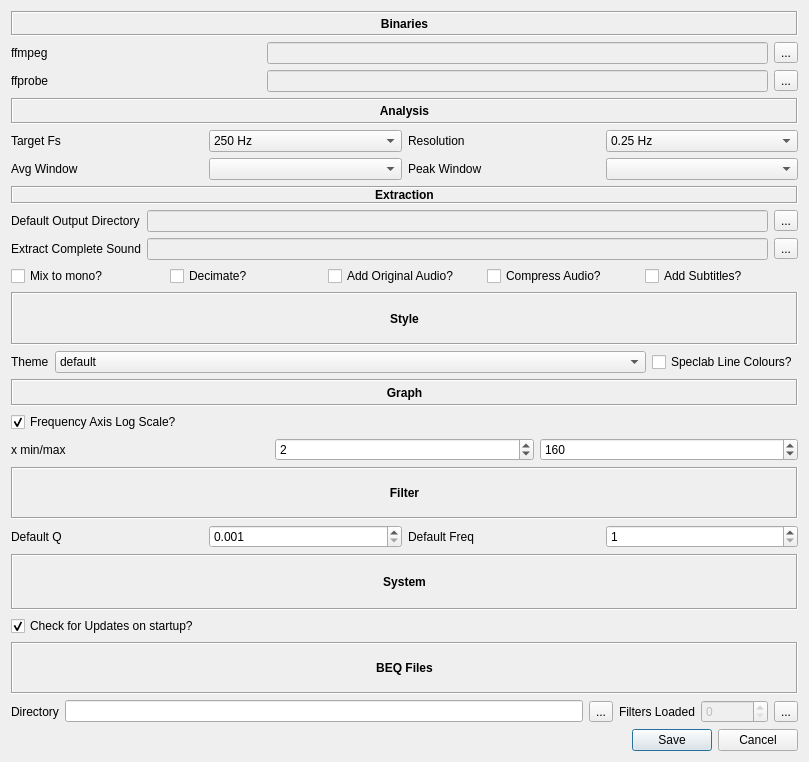
3ll3d00d/beqdesigner, file src/main/python/ui/preferences.ui: the form before one commit.
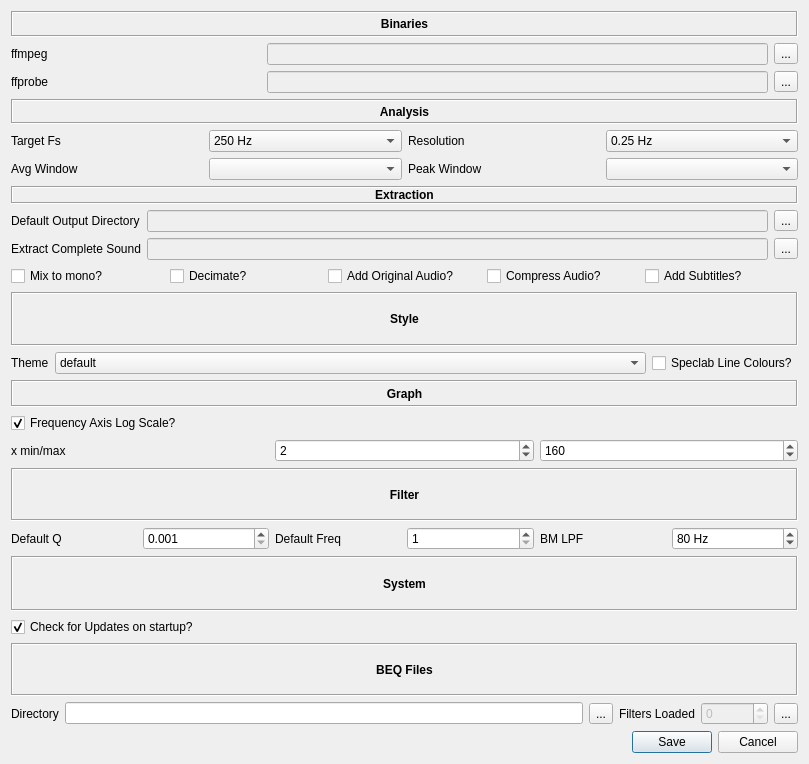
The form after the commit.

```diff
--- a/src/main/python/ui/preferences.ui
+++ b/src/main/python/ui/preferences.ui
@@ -7,7 +7,7 @@
     <x>0</x>
     <y>0</y>
     <width>809</width>
-    <height>762</height>
+    <height>764</height>
    </rect>
   </property>
   <property name="windowTitle">
@@ -474,7 +474,30 @@
          </property>
         </widget>
        </item>
-       <item row="0" column="0" colspan="4">
+       <item row="1" column="5">
+        <widget class="QSpinBox" name="bmlpfFreq">
+         <property name="suffix">
+          <string> Hz</string>
+         </property>
+         <property name="minimum">
+          <number>20</number>
+         </property>
+         <property name="maximum">
+          <number>160</number>
+         </property>
+         <property name="value">
+          <number>80</number>
+         </property>
+        </widget>
+       </item>
+       <item row="1" column="4">
+        <widget class="QLabel" name="bmlpfLabel">
+         <property name="text">
+          <string>BM LPF</string>
+         </property>
+        </widget>
+       </item>
+       <item row="0" column="0" colspan="6">
         <widget class="QLabel" name="filterLayoutLabel">
          <property name="font">
           <font>
```
Left out of the diff: 14 changed lines with no effect on the pictures.
